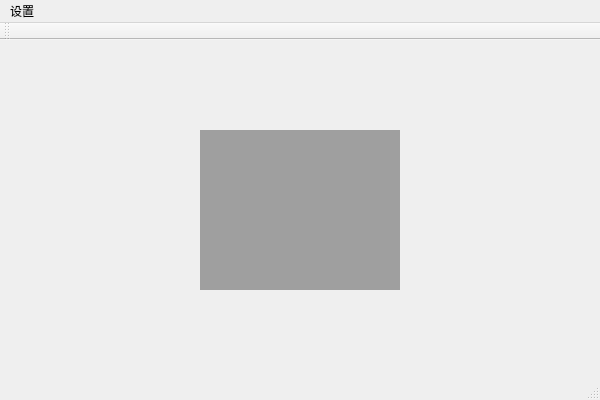
Above: Amadeus/MainWindow.ui from yxw027/Amadeus before the change. Below: the same form after it.
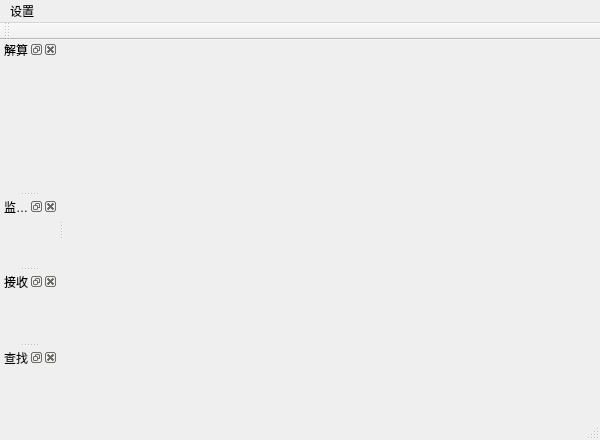
That is the form after the change.

Commit message: 在开发中途，实现了整个UI的全浮动化，以及浮动布局自动保存恢复功能；

Patch:
```diff
--- a/Amadeus/MainWindow.ui
+++ b/Amadeus/MainWindow.ui
@@ -7,24 +7,13 @@
     <x>0</x>
     <y>0</y>
     <width>600</width>
-    <height>400</height>
+    <height>440</height>
    </rect>
   </property>
   <property name="windowTitle">
    <string>MainWindow</string>
   </property>
-  <widget class="QWidget" name="centralWidget">
-   <widget class="QMdiArea" name="mdiArea">
-    <property name="geometry">
-     <rect>
-      <x>200</x>
-      <y>90</y>
-      <width>200</width>
-      <height>160</height>
-     </rect>
-    </property>
-   </widget>
-  </widget>
+  <widget class="QWidget" name="centralWidget"/>
   <widget class="QMenuBar" name="menuBar">
    <property name="geometry">
     <rect>
@@ -51,6 +40,50 @@
    </attribute>
   </widget>
   <widget class="QStatusBar" name="statusBar"/>
+  <widget class="QDockWidget" name="dockWidgetMsgPro">
+   <property name="layoutDirection">
+    <enum>Qt::LeftToRight</enum>
+   </property>
+   <property name="floating">
+    <bool>false</bool>
+   </property>
+   <property name="windowTitle">
+    <string>解算</string>
+   </property>
+   <attribute name="dockWidgetArea">
+    <number>1</number>
+   </attribute>
+   <widget class="QWidget" name="dockWidgetContents">
+    <layout class="QGridLayout" name="gridLayout"/>
+   </widget>
+  </widget>
+  <widget class="QDockWidget" name="dockWidgetStation">
+   <property name="windowTitle">
+    <string>监测站管理</string>
+   </property>
+   <attribute name="dockWidgetArea">
+    <number>1</number>
+   </attribute>
+   <widget class="QWidget" name="dockWidgetContents_2"/>
+  </widget>
+  <widget class="QDockWidget" name="dockWidgetMsgRcv">
+   <property name="windowTitle">
+    <string>接收</string>
+   </property>
+   <attribute name="dockWidgetArea">
+    <number>1</number>
+   </attribute>
+   <widget class="QWidget" name="dockWidgetContents_3"/>
+  </widget>
+  <widget class="QDockWidget" name="dockWidgetMsgFind">
+   <property name="windowTitle">
+    <string>查找</string>
+   </property>
+   <attribute name="dockWidgetArea">
+    <number>1</number>
+   </attribute>
+   <widget class="QWidget" name="dockWidgetContents_4"/>
+  </widget>
   <action name="actionDBSet">
    <property name="text">
     <string>数据库设置</string>
```
The commit also changes 5 other files.
